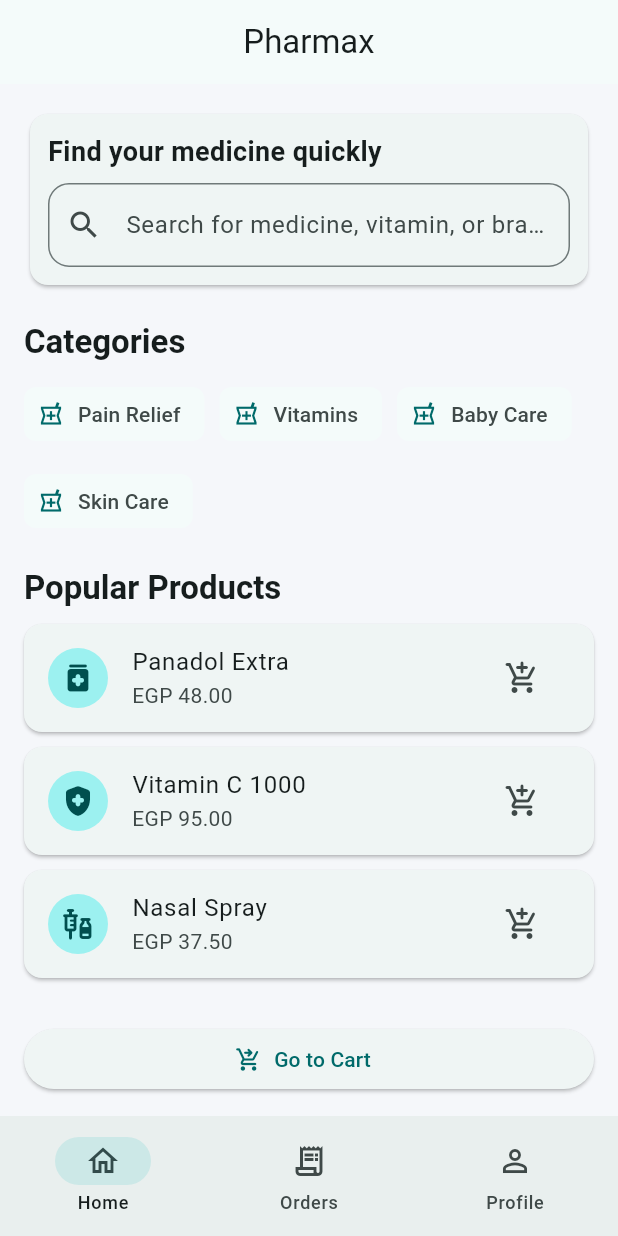
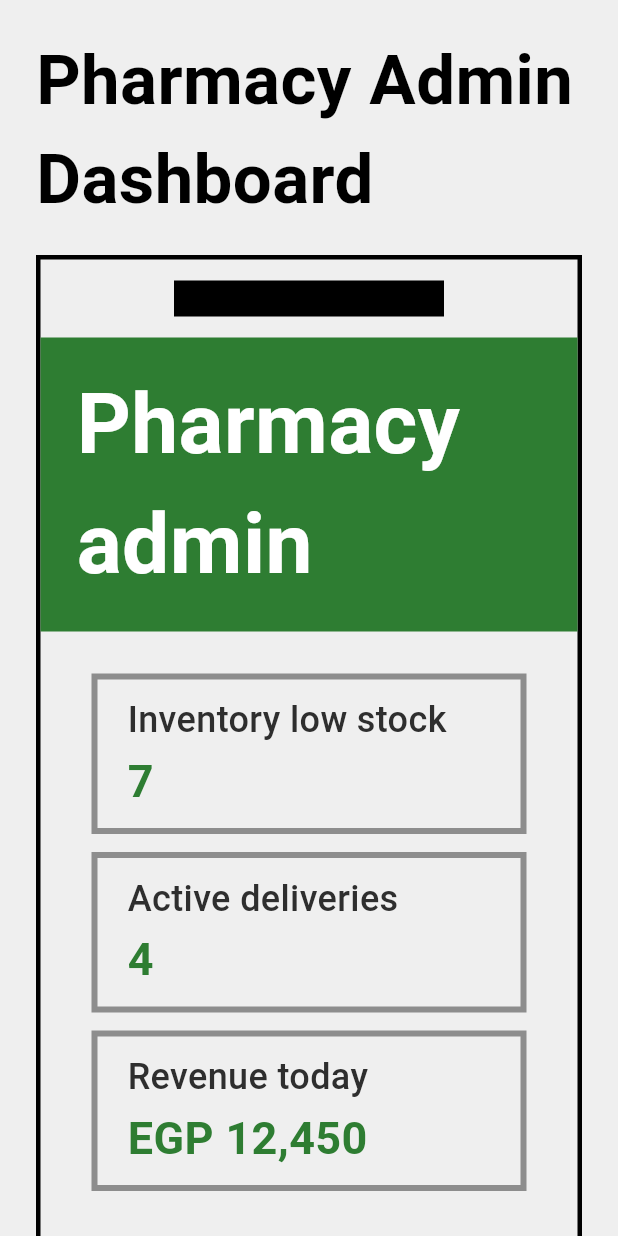
Before and after one commit to lekaareda/Pharmax, a Flutter app: the screen it shows after launch, on a phone screen of 412 x 824 dp. Run offline on Flutter 3.47's test engine with Material 3 defaults, Android fonts, the phone set to English and light mode, and no system bars.

Commit message:
Continue UI flow with pharmacy admin dashboard screen

```diff
--- a/lib/main.dart
+++ b/lib/main.dart
@@ -13,158 +13,205 @@
       title: 'Pharmax',
       debugShowCheckedModeBanner: false,
       theme: ThemeData(
-        colorScheme: ColorScheme.fromSeed(seedColor: const Color(0xFF00A6A6)),
-        scaffoldBackgroundColor: const Color(0xFFF5F7FA),
-        useMaterial3: true,
+        scaffoldBackgroundColor: const Color(0xFFEFEFEF),
+        fontFamily: 'Roboto',
       ),
-      home: const HomeScreen(),
+      home: const PharmacyAdminDashboardScreen(),
     );
   }
 }
 
-class HomeScreen extends StatelessWidget {
-  const HomeScreen({super.key});
-
-  static const _categories = [
-    'Pain Relief',
-    'Vitamins',
-    'Baby Care',
-    'Skin Care',
-  ];
-
-  static const _popular = [
-    _MedicineCardData('Panadol Extra', 'EGP 48.00', Icons.medication_rounded),
-    _MedicineCardData('Vitamin C 1000', 'EGP 95.00', Icons.health_and_safety_rounded),
-    _MedicineCardData('Nasal Spray', 'EGP 37.50', Icons.vaccines_rounded),
-  ];
+class PharmacyAdminDashboardScreen extends StatelessWidget {
+  const PharmacyAdminDashboardScreen({super.key});
 
   @override
   Widget build(BuildContext context) {
     return Scaffold(
-      appBar: AppBar(
-        title: const Text('Pharmax'),
-        centerTitle: true,
+      body: SafeArea(
+        child: SingleChildScrollView(
+          child: Padding(
+            padding: const EdgeInsets.fromLTRB(24, 20, 24, 40),
+            child: Center(
+              child: ConstrainedBox(
+                constraints: const BoxConstraints(maxWidth: 760),
+                child: Column(
+                  crossAxisAlignment: CrossAxisAlignment.start,
+                  children: [
+                    const Text(
+                      'Pharmacy Admin Dashboard',
+                      style: TextStyle(
+                        fontSize: 46,
+                        fontWeight: FontWeight.w700,
+                        color: Colors.black,
                       ),
-      body: ListView(
-        padding: const EdgeInsets.all(16),
+                    ),
+                    const SizedBox(height: 18),
+                    Container(
+                      width: double.infinity,
+                      decoration: BoxDecoration(
+                        border: Border.all(color: Colors.black, width: 3),
+                      ),
+                      child: Column(
                         children: [
-          const _SearchSection(),
-          const SizedBox(height: 20),
-          const _SectionTitle('Categories'),
-          const SizedBox(height: 10),
-          Wrap(
-            spacing: 10,
-            runSpacing: 10,
-            children: _categories
-                .map(
-                  (category) => Chip(
-                    label: Text(category),
-                    avatar: const Icon(Icons.local_pharmacy_outlined, size: 18),
-                    side: BorderSide.none,
+                          const _PhoneNotch(),
+                          Container(
+                            width: double.infinity,
+                            color: const Color(0xFF2E7D32),
+                            padding: const EdgeInsets.symmetric(
+                              horizontal: 24,
+                              vertical: 18,
                             ),
-                )
-                .toList(),
+                            child: const Text(
+                              'Pharmacy admin',
+                              style: TextStyle(
+                                color: Colors.white,
+                                fontSize: 56,
+                                fontWeight: FontWeight.w700,
                               ),
-          const SizedBox(height: 20),
-          const _SectionTitle('Popular Products'),
-          const SizedBox(height: 10),
-          ..._popular.map((item) => _MedicineCard(data: item)),
-          const SizedBox(height: 20),
-          ElevatedButton.icon(
+                            ),
+                          ),
+                          Padding(
+                            padding: const EdgeInsets.fromLTRB(34, 28, 34, 70),
+                            child: SizedBox(
+                              width: double.infinity,
+                              height: 1040,
+                              child: Column(
+                                crossAxisAlignment: CrossAxisAlignment.start,
+                                children: [
+                                  const _AdminMetricCard(
+                                    title: 'Inventory low stock',
+                                    value: '7',
+                                  ),
+                                  const SizedBox(height: 12),
+                                  const _AdminMetricCard(
+                                    title: 'Active deliveries',
+                                    value: '4',
+                                  ),
+                                  const SizedBox(height: 12),
+                                  const _AdminMetricCard(
+                                    title: 'Revenue today',
+                                    value: 'EGP 12,450',
+                                  ),
+                                  const SizedBox(height: 250),
+                                  _DashboardActionButton(
+                                    label: 'Manage inventory',
                                     onPressed: () {},
-            icon: const Icon(Icons.shopping_cart_checkout_rounded),
-            label: const Text('Go to Cart'),
+                                  ),
+                                  const SizedBox(height: 14),
+                                  _DashboardActionButton(
+                                    label: 'Manage pharmacists',
+                                    onPressed: () {},
                                   ),
                                 ],
                               ),
-      bottomNavigationBar: NavigationBar(
-        selectedIndex: 0,
-        destinations: const [
-          NavigationDestination(icon: Icon(Icons.home_outlined), label: 'Home'),
-          NavigationDestination(icon: Icon(Icons.receipt_long_outlined), label: 'Orders'),
-          NavigationDestination(icon: Icon(Icons.person_outline), label: 'Profile'),
+                            ),
+                          ),
+                        ],
+                      ),
+                    ),
+                  ],
+                ),
+              ),
+            ),
+          ),
+        ),
+      ),
+    );
+  }
+}
+
+class _AdminMetricCard extends StatelessWidget {
+  const _AdminMetricCard({
+    required this.title,
+    required this.value,
+  });
+
+  final String title;
+  final String value;
+
+  @override
+  Widget build(BuildContext context) {
+    return Container(
+      width: double.infinity,
+      padding: const EdgeInsets.symmetric(horizontal: 20, vertical: 10),
+      decoration: BoxDecoration(
+        border: Border.all(
+          color: const Color(0xFF8D8D8D),
+          width: 4,
+        ),
+      ),
+      child: Column(
+        crossAxisAlignment: CrossAxisAlignment.start,
+        children: [
+          Text(title, style: _fieldTextStyle),
+          const SizedBox(height: 2),
+          Text(
+            value,
+            style: const TextStyle(
+              color: Color(0xFF2E7D32),
+              fontSize: 30,
+              fontWeight: FontWeight.w700,
+            ),
+          ),
         ],
       ),
     );
   }
 }
 
-class _SearchSection extends StatelessWidget {
-  const _SearchSection();
+class _DashboardActionButton extends StatelessWidget {
+  const _DashboardActionButton({
+    required this.label,
+    required this.onPressed,
+  });
+
+  final String label;
+  final VoidCallback onPressed;
 
   @override
   Widget build(BuildContext context) {
-    return Card(
-      child: Padding(
-        padding: const EdgeInsets.all(12),
-        child: Column(
-          crossAxisAlignment: CrossAxisAlignment.start,
-          children: [
-            const Text(
-              'Find your medicine quickly',
-              style: TextStyle(fontSize: 18, fontWeight: FontWeight.w600),
+    return SizedBox(
+      width: double.infinity,
+      child: FilledButton(
+        style: FilledButton.styleFrom(
+          backgroundColor: const Color(0xFF2E7D32),
+          shape: const RoundedRectangleBorder(),
+          padding: const EdgeInsets.symmetric(vertical: 18),
         ),
-            const SizedBox(height: 8),
-            TextField(
-              decoration: InputDecoration(
-                hintText: 'Search for medicine, vitamin, or brand',
-                prefixIcon: const Icon(Icons.search),
-                border: OutlineInputBorder(
-                  borderRadius: BorderRadius.circular(14),
+        onPressed: onPressed,
+        child: Text(
+          label,
+          style: const TextStyle(
+            color: Colors.white,
+            fontSize: 24,
+            fontWeight: FontWeight.w700,
           ),
-              ),
-            ),
-          ],
         ),
       ),
     );
   }
 }
 
-class _SectionTitle extends StatelessWidget {
-  const _SectionTitle(this.title);
-
-  final String title;
+class _PhoneNotch extends StatelessWidget {
+  const _PhoneNotch();
 
   @override
   Widget build(BuildContext context) {
-    return Text(
-      title,
-      style: Theme.of(context).textTheme.titleLarge?.copyWith(
-            fontWeight: FontWeight.bold,
-          ),
-    );
-  }
-}
-
-class _MedicineCard extends StatelessWidget {
-  const _MedicineCard({required this.data});
-
-  final _MedicineCardData data;
-
-  @override
-  Widget build(BuildContext context) {
-    return Card(
-      margin: const EdgeInsets.only(bottom: 10),
-      child: ListTile(
-        leading: CircleAvatar(
-          child: Icon(data.icon),
-        ),
-        title: Text(data.title),
-        subtitle: Text(data.price),
-        trailing: IconButton(
-          onPressed: () {},
-          icon: const Icon(Icons.add_shopping_cart_rounded),
+    return SizedBox(
+      height: 52,
+      child: Center(
+        child: Container(
+          width: 180,
+          height: 24,
+          color: Colors.black,
         ),
       ),
     );
   }
 }
 
-class _MedicineCardData {
-  const _MedicineCardData(this.title, this.price, this.icon);
-
-  final String title;
-  final String price;
-  final IconData icon;
-}
+const _fieldTextStyle = TextStyle(
+  color: Color(0xFF2E2E2E),
+  fontSize: 24,
+  fontWeight: FontWeight.w500,
+);
```
Also changed, not shown: 1 other file. Lines whose indentation alone changed are shown as unchanged.
